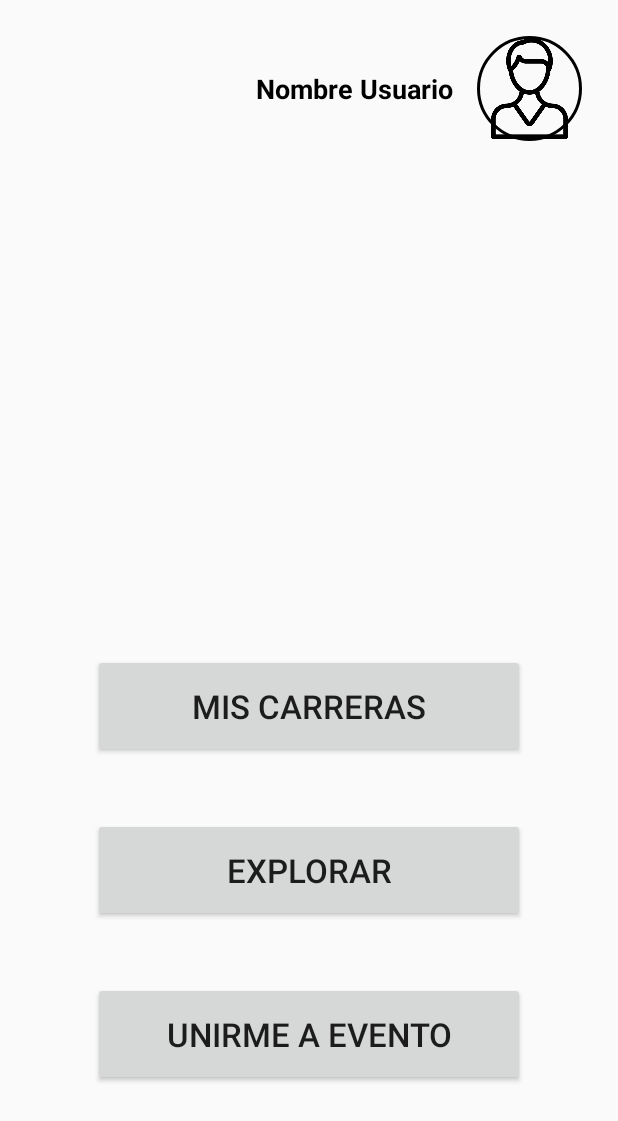
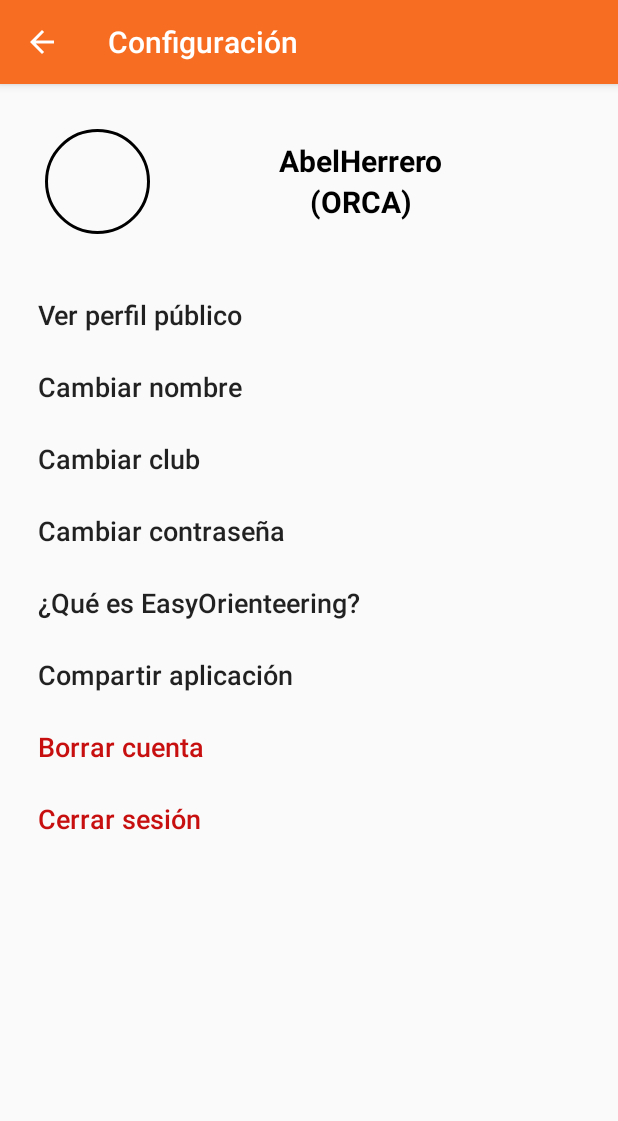
Before and after one commit to Zarkrosh/EasyOrienteering, an Android app: the HomeActivity screen opened directly, with no data from a screen before it, after a tap on "Nombre Usuario", on a phone screen of 412 x 824 dp. Shown: the top 1121 px of the screen. Run offline under Robolectric (Android 15) with nearby library versions, the phone set to English and light mode, and no system bars; our stand-ins replace Picasso; pictures from the network do not load.

Commit message:
[AND] Pantalla de configuración

```diff
--- a/android/app/src/main/java/com/hergomsoft/easyorienteering/data/model/Carrera.java
+++ b/android/app/src/main/java/com/hergomsoft/easyorienteering/data/model/Carrera.java
@@ -15,9 +15,9 @@ public class Carrera {
     @Expose
     private String nombre;
     @Expose
-    private Tipo tipo; // TODO Enum
+    private Tipo tipo;
     @Expose
-    private Modalidad modalidad; // TODO Enum
+    private Modalidad modalidad;
     @Expose
     private List<Recorrido> recorridos;
     @Expose
--- a/android/app/src/main/java/com/hergomsoft/easyorienteering/data/model/LoginDataSource.java
+++ b/android/app/src/main/java/com/hergomsoft/easyorienteering/data/model/LoginDataSource.java
@@ -12,7 +12,7 @@ public class LoginDataSource {
         try {
             // TODO: handle loggedInUser authentication
             if(username.contentEquals("admin") && password.contentEquals("12341234")) {
-                Usuario usuario = new Usuario("Jane Doe", "jane@test.com", new Date());
+                Usuario usuario = new Usuario("Jane Doe", "jane@test.com", "ASDF", new Date());
                 return new Result.Success<>(usuario);
             } else {
                 return new Result.Error(new IllegalAccessException("No autorizado"));
--- a/android/app/src/main/java/com/hergomsoft/easyorienteering/data/model/Usuario.java
+++ b/android/app/src/main/java/com/hergomsoft/easyorienteering/data/model/Usuario.java
@@ -11,23 +11,26 @@ public class Usuario {
     @Expose
     private String email;
     @Expose
+    private String club;
+    @Expose
     private Date fechaRegistro;
+
+    public Usuario(String nombre, String email, String club, Date fechaRegistro) {
+        this.nombre = nombre;
+        this.email = email;
+        this.club = club;
+        this.fechaRegistro = fechaRegistro;
+    }
 
     public String getNombre() {
         return nombre;
     }
-
     public String getEmail() {
         return email;
     }
-
+    public String getClub() { return club; }
     public Date getFechaRegistro() {
         return fechaRegistro;
     }
 
-    public Usuario(String nombre, String email, Date fechaRegistro) {
-        this.nombre = nombre;
-        this.email = email;
-        this.fechaRegistro = fechaRegistro;
-    }
 }
--- a/android/app/src/main/java/com/hergomsoft/easyorienteering/data/repositories/RegistroRepository.java
+++ b/android/app/src/main/java/com/hergomsoft/easyorienteering/data/repositories/RegistroRepository.java
@@ -19,7 +19,6 @@ import com.hergomsoft.easyorienteering.data.model.Registro;
 
 import org.json.JSONObject;
 
-import java.net.SocketTimeoutException;
 import java.util.ArrayList;
 import java.util.List;
 
@@ -98,10 +97,7 @@ public class RegistroRepository extends ApiRepository {
 
             @Override
             public void onFailure(Call<InicioResponse> call, Throwable t) {
-                // TODO Manejar algún error en concreto (sin internet, etc)
-                Recurso<Registro> recurso = new Recurso<>();
-                recurso.setError(t.getMessage());
-                registroResponse.postValue(recurso);
+                registroResponse.postValue(getRecursoConErrorConexion(t));
             }
         });
     }
@@ -199,7 +195,6 @@ public class RegistroRepository extends ApiRepository {
                     }
                 } else {
                     // Error desconocido
-                    // TODO
                     resultado.setError("Error desconocido. Código HTTP " + response.code());
                 }
 
--- /dev/null
+++ b/android/app/src/main/java/com/hergomsoft/easyorienteering/ui/configuracion/ConfiguracionActivity.java
@@ -0,0 +1,56 @@
+package com.hergomsoft.easyorienteering.ui.configuracion;
+
+import androidx.appcompat.app.AppCompatActivity;
+
+import android.os.Bundle;
+import android.view.View;
+import android.widget.Button;
+import android.widget.ImageButton;
+import android.widget.TextView;
+import android.widget.Toast;
+
+import com.hergomsoft.easyorienteering.R;
+import com.hergomsoft.easyorienteering.util.BackableActivity;
+
+public class ConfiguracionActivity extends BackableActivity {
+
+    @Override
+    protected void onCreate(Bundle savedInstanceState) {
+        super.onCreate(savedInstanceState);
+        setTitle(getString(R.string.conf_configuracion));
+        setContentView(R.layout.activity_configuracion);
+
+        ImageButton btnFotoPerfil = findViewById(R.id.conf_foto_perfil);
+        TextView tvNombre = findViewById(R.id.conf_nombre_usuario);
+        TextView tvClub = findViewById(R.id.conf_club_usuario);
+        Button btnVerPerfil = findViewById(R.id.conf_btn_ver_perfil);
+        Button btnCambiarNombre = findViewById(R.id.conf_btn_cambiar_nombre);
+        Button btnCambiarClub = findViewById(R.id.conf_btn_cambiar_club);
+        Button btnCambiarContrasena = findViewById(R.id.conf_btn_cambiar_contrasena);
+        Button btnResumen = findViewById(R.id.conf_btn_resumen);
+        Button btnCompartirApp = findViewById(R.id.conf_btn_compartir_app);
+        Button btnBorrarCuenta = findViewById(R.id.conf_btn_borrar_cuenta);
+        Button btnCerrarSesion = findViewById(R.id.conf_btn_cerrar_sesion);
+
+        // DEBUG
+        View.OnClickListener todoListener = new View.OnClickListener() {
+            @Override
+            public void onClick(View v) {
+                Toast.makeText(ConfiguracionActivity.this, "TODO", Toast.LENGTH_SHORT).show();
+            }
+        };
+
+        btnFotoPerfil.setOnClickListener(todoListener);
+        btnVerPerfil.setOnClickListener(todoListener);
+        btnCambiarNombre.setOnClickListener(todoListener);
+        btnCambiarClub.setOnClickListener(todoListener);
+        btnCambiarContrasena.setOnClickListener(todoListener);
+        btnResumen.setOnClickListener(todoListener);
+        btnCompartirApp.setOnClickListener(todoListener);
+        btnBorrarCuenta.setOnClickListener(todoListener);
+        btnCerrarSesion.setOnClickListener(todoListener);
+
+        // TODO Cargar datos usuario
+
+    }
+}
--- a/android/app/src/main/java/com/hergomsoft/easyorienteering/ui/home/HomeActivity.java
+++ b/android/app/src/main/java/com/hergomsoft/easyorienteering/ui/home/HomeActivity.java
@@ -12,7 +12,8 @@ import android.widget.TextView;
 import android.widget.Toast;
 
 import com.hergomsoft.easyorienteering.R;
-import com.hergomsoft.easyorienteering.ui.miscarreras.MisCarreras;
+import com.hergomsoft.easyorienteering.ui.configuracion.ConfiguracionActivity;
+import com.hergomsoft.easyorienteering.ui.miscarreras.MisCarrerasActivity;
 import com.hergomsoft.easyorienteering.ui.scan.ScanActivity;
 import com.hergomsoft.easyorienteering.util.CircleTransform;
 import com.squareup.picasso.Picasso;
@@ -54,15 +55,13 @@ public class HomeActivity extends AppCompatActivity {
         layoutPerfil.setOnClickListener(new View.OnClickListener() {
             @Override
             public void onClick(View v) {
-                Toast.makeText(HomeActivity.this, "[TODO] Pantalla de perfil", Toast.LENGTH_SHORT).show();
-                // TODO
+                startActivity(new Intent(HomeActivity.this, ConfiguracionActivity.class));
             }
         });
         btnPerfil.setOnClickListener(new View.OnClickListener() {
             @Override
             public void onClick(View v) {
-                Toast.makeText(HomeActivity.this, "[TODO] Pantalla de perfil", Toast.LENGTH_SHORT).show();
-                // TODO
+                startActivity(new Intent(HomeActivity.this, ConfiguracionActivity.class));
             }
         });
 
@@ -70,7 +69,7 @@ public class HomeActivity extends AppCompatActivity {
         btnMisCarreras.setOnClickListener(new View.OnClickListener() {
             @Override
             public void onClick(View v) {
-                startActivity(new Intent(HomeActivity.this, MisCarreras.class));
+                startActivity(new Intent(HomeActivity.this, MisCarrerasActivity.class));
             }
         });
 
--- a/android/app/src/main/java/com/hergomsoft/easyorienteering/ui/miscarreras/MisCarreras.java
+++ b/android/app/src/main/java/com/hergomsoft/easyorienteering/ui/miscarreras/MisCarrerasActivity.java
@@ -30,7 +30,7 @@ import java.util.ArrayList;
 import java.util.List;
 import java.util.Vector;
 
-public class MisCarreras extends BackableActivity {
+public class MisCarrerasActivity extends BackableActivity {
 
     private MisCarrerasViewModel viewModel;
 
@@ -81,7 +81,7 @@ public class MisCarreras extends BackableActivity {
             @Override
             public void onItemClick(AdapterView<?> parent, View view, int position, long id) {
                 Carrera clicked = (Carrera) parent.getItemAtPosition(position);
-                Intent intent = new Intent(MisCarreras.this, DetallesCarreraActivity.class);
+                Intent intent = new Intent(MisCarrerasActivity.this, DetallesCarreraActivity.class);
                 intent.putExtra(Constants.EXTRA_ID_CARRERA, clicked.getId());
                 startActivity(intent);
             }
--- /dev/null
+++ b/android/app/src/main/res/drawable/back_boton_configuracion.xml
@@ -0,0 +1,13 @@
+<?xml version="1.0" encoding="utf-8"?>
+<selector xmlns:android="http://schemas.android.com/apk/res/android">
+    <item android:state_pressed="false">
+        <shape android:shape="rectangle">
+            <solid android:color="@android:color/transparent"/>
+        </shape>
+    </item>
+    <item android:state_pressed="true">
+        <shape android:shape="rectangle">
+            <solid android:color="#EBEBEB" />
+        </shape>
+    </item>
+</selector>
--- /dev/null
+++ b/android/app/src/main/res/layout/activity_configuracion.xml
@@ -0,0 +1,177 @@
+<?xml version="1.0" encoding="utf-8"?>
+<ScrollView xmlns:android="http://schemas.android.com/apk/res/android"
+    xmlns:app="http://schemas.android.com/apk/res-auto"
+    xmlns:tools="http://schemas.android.com/tools"
+    android:layout_width="match_parent"
+    android:layout_height="match_parent"
+    tools:context=".ui.configuracion.ConfiguracionActivity">
+
+    <LinearLayout
+        android:layout_width="match_parent"
+        android:layout_height="wrap_content"
+        android:orientation="vertical">
+
+        <!-- Sección superior con foto y datos principales -->
+        <LinearLayout
+            android:layout_width="match_parent"
+            android:layout_height="wrap_content"
+            android:padding="30dp"
+            android:orientation="horizontal">
+
+            <ImageButton
+                android:id="@+id/conf_foto_perfil"
+                android:layout_width="@dimen/dimImgPerfil"
+                android:layout_height="@dimen/dimImgPerfil"
+                android:adjustViewBounds="true"
+                android:background="@drawable/back_round_button"
+                android:padding="1dp"
+                android:scaleType="centerCrop"
+                app:layout_constraintStart_toStartOf="parent"
+                app:layout_constraintTop_toTopOf="parent" />
+
+            <LinearLayout
+                android:layout_width="match_parent"
+                android:layout_height="match_parent"
+                android:layout_marginStart="15dp"
+                android:layout_marginEnd="15dp"
+                android:gravity="center"
+                android:orientation="vertical"
+                app:layout_constraintEnd_toEndOf="parent"
+                app:layout_constraintTop_toTopOf="parent">
+
+                <TextView
+                    android:id="@+id/conf_nombre_usuario"
+                    android:layout_width="wrap_content"
+                    android:layout_height="wrap_content"
+                    android:text="AbelHerrero"
+                    android:textSize="20sp"
+                    android:textColor="@android:color/black"
+                    android:textStyle="bold" />
+
+                <TextView
+                    android:id="@+id/conf_club_usuario"
+                    android:layout_width="wrap_content"
+                    android:layout_height="wrap_content"
+                    android:text="(ORCA)"
+                    android:textSize="20sp"
+                    android:textColor="@android:color/black"
+                    android:textStyle="bold" />
+
+            </LinearLayout>
+
+        </LinearLayout>
+
+        <!-- Lista de botones de configuración de datos del usuario -->
+        <!-- ¿Foto? -->
+        <Button
+            android:id="@+id/conf_btn_ver_perfil"
+            android:layout_width="match_parent"
+            android:layout_height="wrap_content"
+            android:gravity="start|center_vertical"
+            android:paddingStart="25dp"
+            android:paddingEnd="25dp"
+            android:text="@string/conf_ver_perfil"
+            android:background="@drawable/back_boton_configuracion"
+            android:textSize="18sp"
+            android:textAllCaps="false" />
+
+        <Button
+            android:id="@+id/conf_btn_cambiar_nombre"
+            android:layout_width="match_parent"
+            android:layout_height="wrap_content"
+            android:gravity="start|center_vertical"
+            android:paddingStart="25dp"
+            android:paddingEnd="25dp"
+            android:text="@string/conf_cambiar_nombre"
+            android:background="@drawable/back_boton_configuracion"
+            android:textSize="18sp"
+            android:textAllCaps="false" />
+
+        <Button
+            android:id="@+id/conf_btn_cambiar_club"
+            android:layout_width="match_parent"
+            android:layout_height="wrap_content"
+            android:gravity="start|center_vertical"
+            android:paddingStart="25dp"
+            android:paddingEnd="25dp"
+            android:text="@string/conf_cambiar_club"
+            android:background="@drawable/back_boton_configuracion"
+            android:textSize="18sp"
+            android:textAllCaps="false" />
+
+        <Button
+            android:id="@+id/conf_btn_cambiar_contrasena"
+            android:layout_width="match_parent"
+            android:layout_height="wrap_content"
+            android:gravity="start|center_vertical"
+            android:paddingStart="25dp"
+            android:paddingEnd="25dp"
+            android:text="@string/conf_cambiar_contrasena"
+            android:background="@drawable/back_boton_configuracion"
+            android:textSize="18sp"
+            android:textAllCaps="false" />
+
+
+
+
+
+
+
+
+
+
+
+        <!-- Utilidades misceláneas -->
+        <Button
+            android:id="@+id/conf_btn_resumen"
+            android:layout_width="match_parent"
+            android:layout_height="wrap_content"
+            android:gravity="start|center_vertical"
+            android:paddingStart="25dp"
+            android:paddingEnd="25dp"
+            android:text="@string/conf_que_es_easyorienteering"
+            android:background="@drawable/back_boton_configuracion"
+            android:textSize="18sp"
+            android:textAllCaps="false" />
+
+        <Button
+            android:id="@+id/conf_btn_compartir_app"
+            android:layout_width="match_parent"
+            android:layout_height="wrap_content"
+            android:gravity="start|center_vertical"
+            android:paddingStart="25dp"
+            android:paddingEnd="25dp"
+            android:text="@string/conf_compartir_aplicacion"
+            android:background="@drawable/back_boton_configuracion"
+            android:textSize="18sp"
+            android:textAllCaps="false" />
+
+        <Button
+            android:id="@+id/conf_btn_borrar_cuenta"
+            android:layout_width="match_parent"
+            android:layout_height="wrap_content"
+            android:gravity="start|center_vertical"
+            android:paddingStart="25dp"
+            android:paddingEnd="25dp"
+            android:text="@string/conf_borrar_cuenta"
+            android:textColor="@color/error"
+            android:background="@drawable/back_boton_configuracion"
+            android:textSize="18sp"
+            android:textAllCaps="false" />
+
+        <Button
+            android:id="@+id/conf_btn_cerrar_sesion"
+            android:layout_width="match_parent"
+            android:layout_height="wrap_content"
+            android:gravity="start|center_vertical"
+            android:paddingStart="25dp"
+            android:paddingEnd="25dp"
+            android:text="@string/conf_cerrar_sesion"
+            android:textColor="@color/error"
+            android:background="@drawable/back_boton_configuracion"
+            android:textSize="18sp"
+            android:textAllCaps="false" />
+
+    </LinearLayout>
+
+</ScrollView>
--- a/android/app/src/main/res/layout/activity_mis_carreras.xml
+++ b/android/app/src/main/res/layout/activity_mis_carreras.xml
@@ -6,7 +6,7 @@
     android:layout_width="match_parent"
     android:layout_height="match_parent"
     android:orientation="vertical"
-    tools:context=".ui.miscarreras.MisCarreras">
+    tools:context=".ui.miscarreras.MisCarrerasActivity">
 
     <com.google.android.material.tabs.TabLayout
         android:id="@+id/mis_carreras_tabs"
--- a/android/app/src/main/res/values/colors.xml
+++ b/android/app/src/main/res/values/colors.xml
@@ -8,6 +8,7 @@
 
     <color name="error">#C80F0F</color>
     <color name="exito">#1AB51A</color>
+    <color name="colorPresionado">#ebebeb</color>
 
 
 </resources>
--- a/android/app/src/main/res/values/strings.xml
+++ b/android/app/src/main/res/values/strings.xml
@@ -59,7 +59,7 @@
     <string name="registro_pass_largo">Al menos 8 letras</string>
     <string name="registro_pass_no_coinciden">Las contraseñas no coinciden</string>
     <string name="registro_registrar">REGISTRAR CUENTA</string>
-    <string name="registro_registrando">Registrando...</string>
+    <string name="registro_registrando">Registrando…</string>
     <string name="registro_registrada">Cuenta registrada</string>
     <string name="registro_error">Error al registrar</string>
     <string name="registro_error2">Comprueba tu conexión</string>
@@ -119,4 +119,15 @@
     <string name="detalles_carrera_cargando">Cargando carrera…</string>
 
 
+    <!-- Configuración -->
+    <string name="conf_configuracion">Configuración</string>
+    <string name="conf_ver_perfil">Ver perfil público</string>
+    <string name="conf_cambiar_nombre">Cambiar nombre</string>
+    <string name="conf_cambiar_club">Cambiar club</string>
+    <string name="conf_cambiar_contrasena">Cambiar contraseña</string>
+    <string name="conf_que_es_easyorienteering">¿Qué es EasyOrienteering?</string>
+    <string name="conf_compartir_aplicacion">Compartir aplicación</string>
+    <string name="conf_borrar_cuenta">Borrar cuenta</string>
+    <string name="conf_cerrar_sesion">Cerrar sesión</string>
+
 </resources>
```
Also changed, not shown: android/app/src/main/AndroidManifest.xml (+5 -5 lines).
